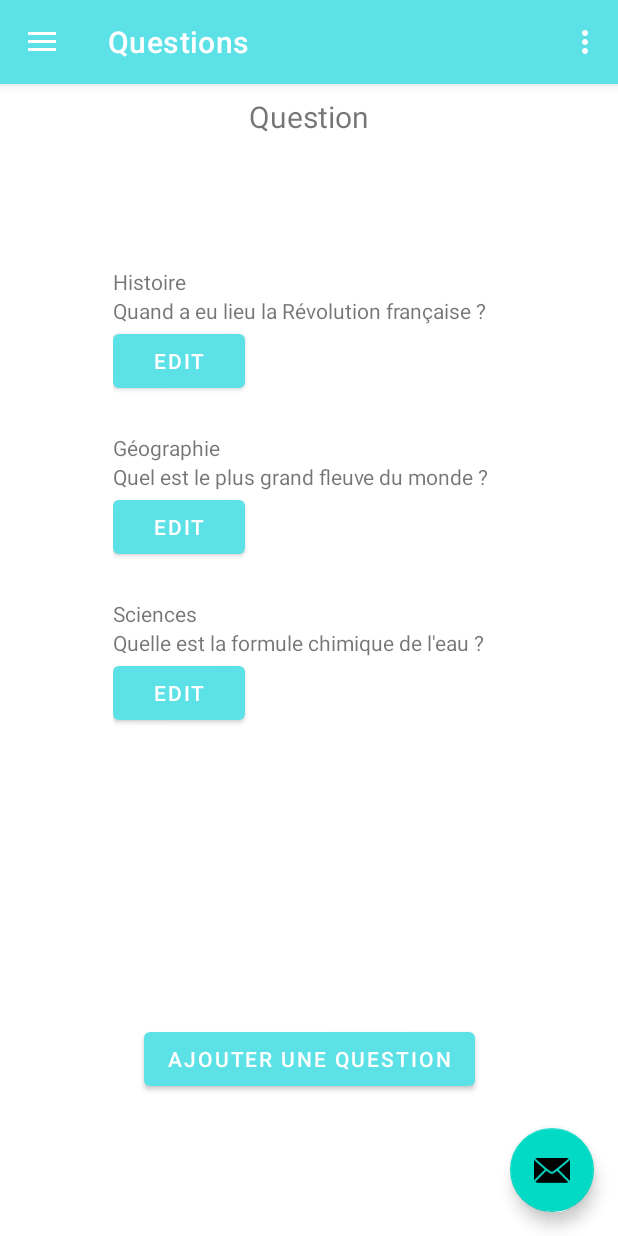
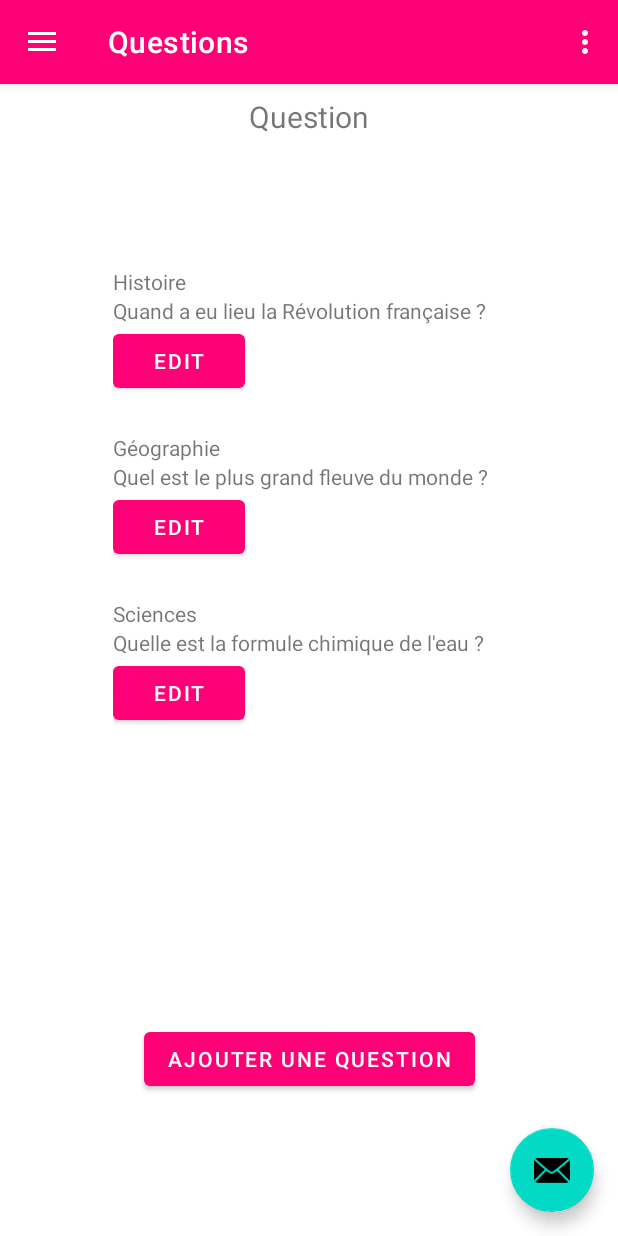
Before and after one commit to L-Antre-des-Loutres/OtterMinded, an Android app: the screen it shows after launch (MainActivity), in the side drawer, after a tap on "Questions", on a phone screen of 412 x 824 dp. Run offline under Robolectric (Android 15) with nearby library versions, the phone set to English and light mode, and no system bars; our stand-ins replace navigation-ui.

Commit message:
Changement de plusieurs couleurs pour tester sur différents appareils

```diff
--- a/app/src/main/res/values/colors.xml
+++ b/app/src/main/res/values/colors.xml
@@ -1,8 +1,9 @@
 <?xml version="1.0" encoding="utf-8"?>
 <resources>
-    <color name="purple_200">#0B7EF6</color>
-    <color name="purple_500">#5ce1e6</color>
-    <color name="purple_700">#FF3700B3</color>
+    <color name="purple_200">#5CE1E6</color>
+    <color name="purple_500">#FF0077</color>
+    <color name="purple_700">#9F004A</color>
+
     <color name="teal_200">#FF03DAC5</color>
     <color name="teal_700">#FF018786</color>
     <color name="black">#FF000000</color>
```
